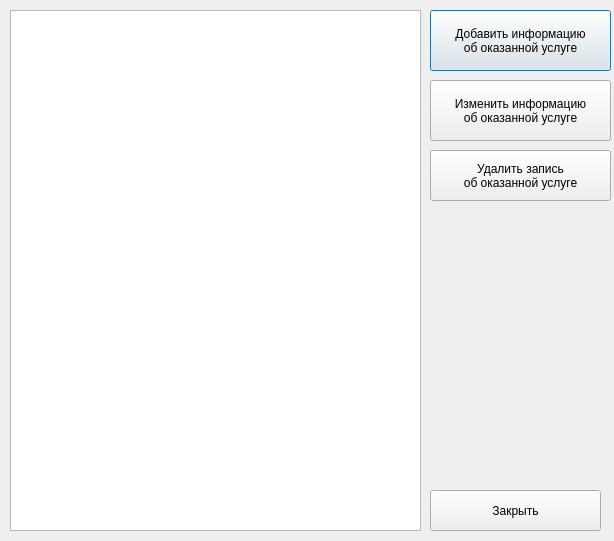
Qt form GuiApp/linktabledialog.ui (xakep666/OOP-Lab3_v22) before a commit.
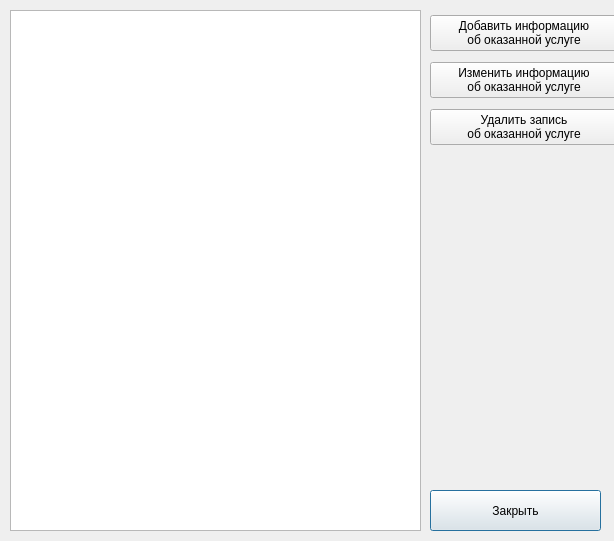
The same form after that commit. Custom widgets are drawn as their Qt base class.

Commit message: Some beautifying (tab-orders, layouts)

```diff
--- a/GuiApp/linktabledialog.ui
+++ b/GuiApp/linktabledialog.ui
@@ -37,60 +37,54 @@
     <enum>Qt::ScrollBarAlwaysOff</enum>
    </property>
   </widget>
-  <widget class="QPushButton" name="addService">
+  <widget class="QPushButton" name="pushButton">
+   <property name="geometry">
+    <rect>
+     <x>430</x>
+     <y>490</y>
+     <width>171</width>
+     <height>41</height>
+    </rect>
+   </property>
+   <property name="text">
+    <string>Закрыть</string>
+   </property>
+  </widget>
+  <widget class="QWidget" name="">
    <property name="geometry">
     <rect>
      <x>430</x>
      <y>10</y>
-     <width>181</width>
-     <height>61</height>
+     <width>188</width>
+     <height>140</height>
     </rect>
    </property>
+   <layout class="QVBoxLayout" name="verticalLayout">
+    <item>
+     <widget class="QPushButton" name="addService">
    <property name="text">
     <string>Добавить информацию
 об оказанной услуге</string>
    </property>
   </widget>
+    </item>
+    <item>
   <widget class="QPushButton" name="editService">
-   <property name="geometry">
-    <rect>
-     <x>430</x>
-     <y>80</y>
-     <width>181</width>
-     <height>61</height>
-    </rect>
-   </property>
    <property name="text">
     <string>Изменить информацию
 об оказанной услуге</string>
    </property>
   </widget>
+    </item>
+    <item>
   <widget class="QPushButton" name="removeService">
-   <property name="geometry">
-    <rect>
-     <x>430</x>
-     <y>150</y>
-     <width>181</width>
-     <height>51</height>
-    </rect>
-   </property>
    <property name="text">
     <string>Удалить запись
 об оказанной услуге</string>
    </property>
   </widget>
-  <widget class="QPushButton" name="pushButton">
-   <property name="geometry">
-    <rect>
-     <x>430</x>
-     <y>490</y>
-     <width>171</width>
-     <height>41</height>
-    </rect>
-   </property>
-   <property name="text">
-    <string>Закрыть</string>
-   </property>
+    </item>
+   </layout>
   </widget>
  </widget>
  <customwidgets>
```
Lines whose indentation alone changed are shown as unchanged. The commit also changes 3 other files.
